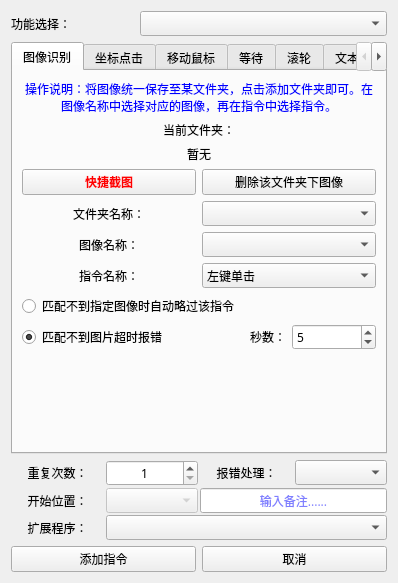
Old version of the form 窗体/navigation.ui in the repository FsterThanLight/automatic_clicker_2.
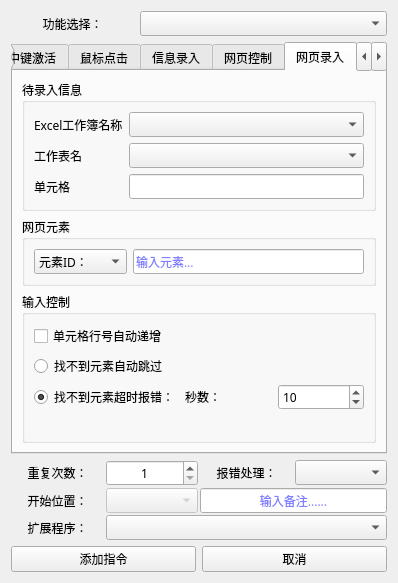
New version of the form. The open tabs and pages were chosen to show the change. Icons and pictures are not drawn.

Commit message: 2023年7月2日22:04:25 窗口新增网页信息录入

```diff
--- a/窗体/navigation.ui
+++ b/窗体/navigation.ui
@@ -39,7 +39,7 @@
         <string>功能选择：</string>
        </property>
        <property name="alignment">
-        <set>Qt::AlignLeading|Qt::AlignLeft|Qt::AlignVCenter</set>
+        <set>Qt::AlignCenter</set>
        </property>
       </widget>
      </item>
@@ -2628,6 +2628,261 @@
        </item>
       </layout>
      </widget>
+     <widget class="QWidget" name="tab_12">
+      <attribute name="title">
+       <string>网页录入</string>
+      </attribute>
+      <layout class="QVBoxLayout" name="verticalLayout_28">
+       <item>
+        <widget class="QGroupBox" name="groupBox_5">
+         <property name="title">
+          <string>待录入信息</string>
+         </property>
+         <layout class="QVBoxLayout" name="verticalLayout_25">
+          <item>
+           <layout class="QGridLayout" name="gridLayout_14">
+            <item row="0" column="0">
+             <widget class="QLabel" name="label_23">
+              <property name="text">
+               <string>Excel工作簿名称</string>
+              </property>
+             </widget>
+            </item>
+            <item row="0" column="1">
+             <widget class="QComboBox" name="comboBox_20"/>
+            </item>
+            <item row="1" column="0">
+             <widget class="QLabel" name="label_49">
+              <property name="text">
+               <string>工作表名</string>
+              </property>
+             </widget>
+            </item>
+            <item row="1" column="1">
+             <widget class="QComboBox" name="comboBox_23"/>
+            </item>
+            <item row="2" column="0">
+             <widget class="QLabel" name="label_55">
+              <property name="text">
+               <string>单元格</string>
+              </property>
+             </widget>
+            </item>
+            <item row="2" column="1">
+             <widget class="QLineEdit" name="lineEdit_9"/>
+            </item>
+           </layout>
+          </item>
+         </layout>
+        </widget>
+       </item>
+       <item>
+        <widget class="QGroupBox" name="groupBox_6">
+         <property name="title">
+          <string>网页元素</string>
+         </property>
+         <layout class="QVBoxLayout" name="verticalLayout_26">
+          <item>
+           <layout class="QGridLayout" name="gridLayout_15">
+            <item row="0" column="0">
+             <widget class="QComboBox" name="comboBox_24">
+              <item>
+               <property name="text">
+                <string>元素ID：</string>
+               </property>
+              </item>
+              <item>
+               <property name="text">
+                <string>元素名称：</string>
+               </property>
+              </item>
+              <item>
+               <property name="text">
+                <string>xpath定位：</string>
+               </property>
+              </item>
+             </widget>
+            </item>
+            <item row="0" column="1">
+             <widget class="QLineEdit" name="lineEdit_10">
+              <property name="palette">
+               <palette>
+                <active>
+                 <colorrole role="WindowText">
+                  <brush brushstyle="SolidPattern">
+                   <color alpha="255">
+                    <red>0</red>
+                    <green>0</green>
+                    <blue>255</blue>
+                   </color>
+                  </brush>
+                 </colorrole>
+                 <colorrole role="Text">
+                  <brush brushstyle="SolidPattern">
+                   <color alpha="255">
+                    <red>0</red>
+                    <green>0</green>
+                    <blue>255</blue>
+                   </color>
+                  </brush>
+                 </colorrole>
+                 <colorrole role="PlaceholderText">
+                  <brush brushstyle="SolidPattern">
+                   <color alpha="128">
+                    <red>0</red>
+                    <green>0</green>
+                    <blue>255</blue>
+                   </color>
+                  </brush>
+                 </colorrole>
+                </active>
+                <inactive>
+                 <colorrole role="WindowText">
+                  <brush brushstyle="SolidPattern">
+                   <color alpha="255">
+                    <red>0</red>
+                    <green>0</green>
+                    <blue>255</blue>
+                   </color>
+                  </brush>
+                 </colorrole>
+                 <colorrole role="Text">
+                  <brush brushstyle="SolidPattern">
+                   <color alpha="255">
+                    <red>0</red>
+                    <green>0</green>
+                    <blue>255</blue>
+                   </color>
+                  </brush>
+                 </colorrole>
+                 <colorrole role="PlaceholderText">
+                  <brush brushstyle="SolidPattern">
+                   <color alpha="128">
+                    <red>0</red>
+                    <green>0</green>
+                    <blue>255</blue>
+                   </color>
+                  </brush>
+                 </colorrole>
+                </inactive>
+                <disabled>
+                 <colorrole role="WindowText">
+                  <brush brushstyle="SolidPattern">
+                   <color alpha="255">
+                    <red>120</red>
+                    <green>120</green>
+                    <blue>120</blue>
+                   </color>
+                  </brush>
+                 </colorrole>
+                 <colorrole role="Text">
+                  <brush brushstyle="SolidPattern">
+                   <color alpha="255">
+                    <red>120</red>
+                    <green>120</green>
+                    <blue>120</blue>
+                   </color>
+                  </brush>
+                 </colorrole>
+                 <colorrole role="PlaceholderText">
+                  <brush brushstyle="SolidPattern">
+                   <color alpha="128">
+                    <red>0</red>
+                    <green>0</green>
+                    <blue>0</blue>
+                   </color>
+                  </brush>
+                 </colorrole>
+                </disabled>
+               </palette>
+              </property>
+              <property name="placeholderText">
+               <string>输入元素...</string>
+              </property>
+             </widget>
+            </item>
+           </layout>
+          </item>
+         </layout>
+        </widget>
+       </item>
+       <item>
+        <widget class="QGroupBox" name="groupBox_7">
+         <property name="title">
+          <string>输入控制</string>
+         </property>
+         <layout class="QVBoxLayout" name="verticalLayout_27">
+          <item>
+           <layout class="QGridLayout" name="gridLayout_16">
+            <item row="2" column="0">
+             <widget class="QRadioButton" name="radioButton_11">
+              <property name="text">
+               <string>找不到元素超时报错：</string>
+              </property>
+              <property name="checked">
+               <bool>true</bool>
+              </property>
+             </widget>
+            </item>
+            <item row="2" column="1">
+             <widget class="QLabel" name="label_56">
+              <property name="text">
+               <string>秒数：</string>
+              </property>
+             </widget>
+            </item>
+            <item row="2" column="2">
+             <widget class="QSpinBox" name="spinBox_8">
+              <property name="minimum">
+               <number>1</number>
+              </property>
+              <property name="maximum">
+               <number>9999</number>
+              </property>
+              <property name="value">
+               <number>10</number>
+              </property>
+             </widget>
+            </item>
+            <item row="0" column="0" colspan="3">
+             <widget class="QCheckBox" name="checkBox_6">
+              <property name="text">
+               <string>单元格行号自动递增</string>
+              </property>
+             </widget>
+            </item>
+            <item row="1" column="0" colspan="3">
+             <widget class="QRadioButton" name="radioButton_10">
+              <property name="text">
+               <string>找不到元素自动跳过</string>
+              </property>
+             </widget>
+            </item>
+           </layout>
+          </item>
+          <item>
+           <spacer name="verticalSpacer_8">
+            <property name="orientation">
+             <enum>Qt::Vertical</enum>
+            </property>
+            <property name="sizeHint" stdset="0">
+             <size>
+              <width>20</width>
+              <height>40</height>
+             </size>
+            </property>
+           </spacer>
+          </item>
+         </layout>
+        </widget>
+       </item>
+      </layout>
+     </widget>
+     <widget class="QWidget" name="tab_13">
+      <attribute name="title">
+       <string>网页等待</string>
+      </attribute>
+     </widget>
     </widget>
    </item>
    <item>
```
Left out of the diff: 11 changed lines with no effect on the pictures. The commit also changes 3 other files.
